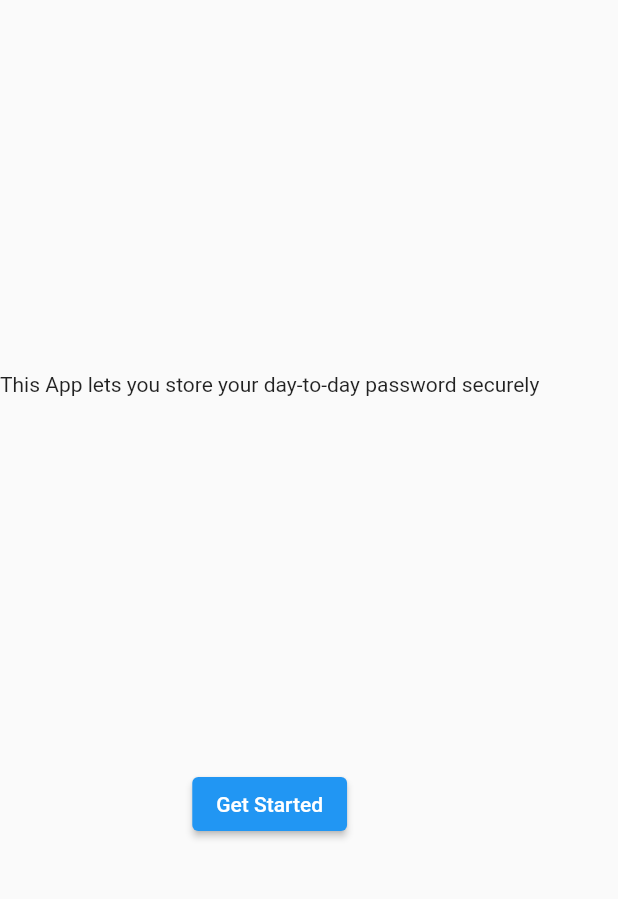
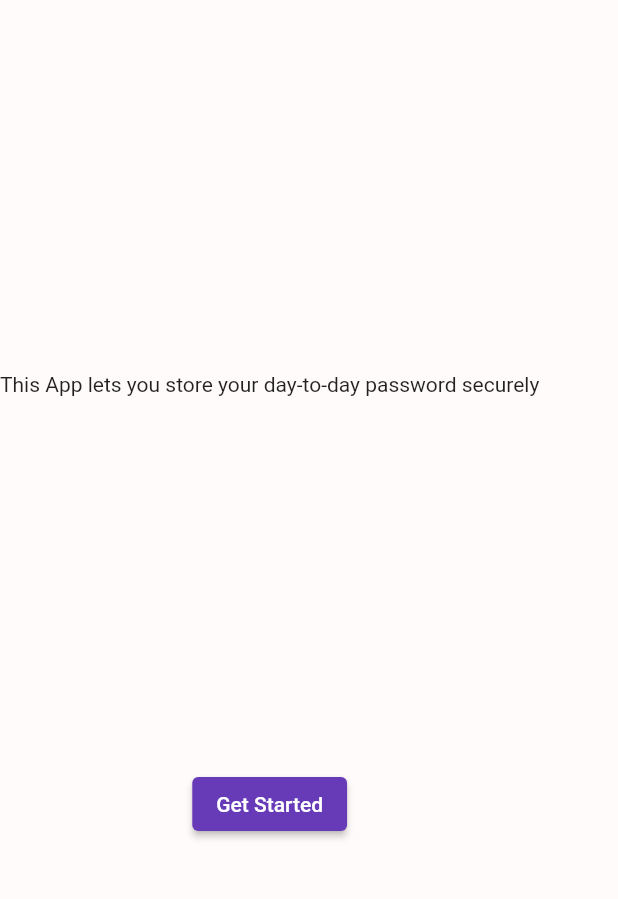
Before and after one commit to aryanakr/pass-vault-flutter, a Flutter app: the screen it shows after launch, on a phone screen of 412 x 824 dp, the part 210-1109 px from its top. Run offline on Flutter 3.47's test engine with Material 2 defaults, Android fonts, the phone set to English and light mode, and no system bars; our stand-ins replace flutter_secure_storage, flutter_spinbox, sqflite; missing offline and left inert: flutter_locker, random_password_generator, string_encryption; accounts and stored records are empty.

Commit message:
basic colour theme

```diff
--- a/lib/main.dart
+++ b/lib/main.dart
@@ -5,6 +5,7 @@ import 'package:pass_vault/screens/create_entry_screen.dart';
 import 'package:pass_vault/screens/edit_entry_screen.dart';
 import 'package:pass_vault/screens/entry_detail_screen.dart';
 import 'package:pass_vault/screens/passwords_screen.dart';
+import 'package:pass_vault/theme/theme.dart';
 import 'package:provider/provider.dart';
 
 import 'package:pass_vault/screens/auth_init_screen.dart';
@@ -38,9 +39,10 @@ class MyApp extends StatelessWidget {
       child: Consumer<Auth>(
         builder: (ctx, auth, _) => MaterialApp(
           title: 'PassVault',
-          theme: ThemeData(
-            primarySwatch: Colors.blue,
-          ),
+          theme: AppTheme.bulildLightThme(),
+          darkTheme: AppTheme.buildDarkTheme(),
+          themeMode: ThemeMode.system,
+          debugShowCheckedModeBanner: false,
           home: auth.isAuth ? PasswordsScreen() : _appEntryScreen(),
           routes: {
             AuthInitScreen.routeName: (ctx) => AuthInitScreen(),
--- /dev/null
+++ b/lib/theme/colors.dart
@@ -0,0 +1,11 @@
+import 'package:flutter/material.dart';
+
+const deepPurple500 = Color(0xFF673AB7);
+const purple400 = Color(0xFFAB47BC);
+
+const cyan600 = Color(0xEE00acc1);
+
+const errorRed = Color(0xFFC5032B);
+
+const surfaceWhite = Color(0xFFFFFBFA);
+const backgroundWhite = Colors.white;
--- /dev/null
+++ b/lib/theme/theme.dart
@@ -0,0 +1,28 @@
+import 'package:flutter/material.dart';
+import 'package:pass_vault/theme/colors.dart';
+
+class AppTheme {
+  static ThemeData bulildLightThme() {
+    final ThemeData base = ThemeData.light();
+    return base.copyWith(
+      colorScheme: base.colorScheme.copyWith(
+        primary: deepPurple500,
+        primaryVariant: purple400,
+        secondary: cyan600,
+        error: errorRed,
+      ),
+      scaffoldBackgroundColor: surfaceWhite,
+    );
+  }
+  static ThemeData buildDarkTheme() {
+    final ThemeData base = ThemeData.dark();
+    return base.copyWith(
+      colorScheme: base.colorScheme.copyWith(
+        primary: purple400,
+        primaryVariant: deepPurple500,
+        secondary: cyan600,
+        error: errorRed,
+      ),
+    );
+  }
+}
```
